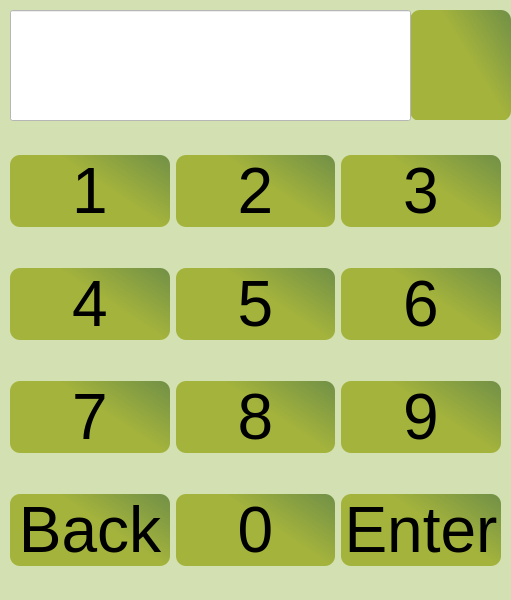
Above: pinnumpad.ui from darryusa/QtProcess before the change. Below: the same form after it.
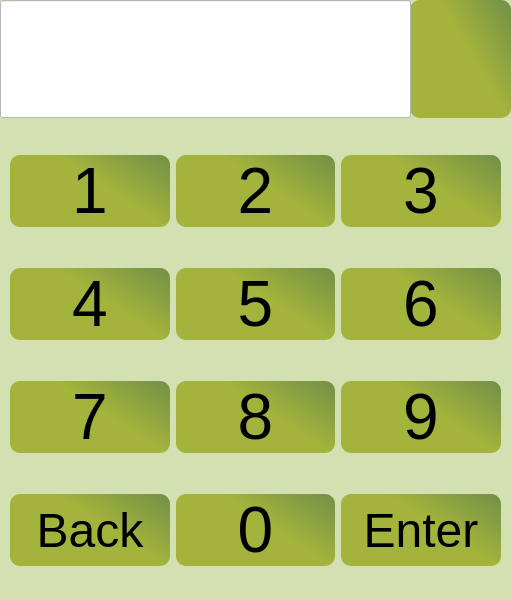
That is the form after the change. Icons and pictures are not drawn.

What changed in the file:
```diff
--- a/pinnumpad.ui
+++ b/pinnumpad.ui
@@ -23,9 +23,9 @@
    <property name="geometry">
     <rect>
      <x>410</x>
-     <y>10</y>
+     <y>0</y>
      <width>101</width>
-     <height>111</height>
+     <height>118</height>
     </rect>
    </property>
    <property name="styleSheet">
@@ -80,9 +80,15 @@
       <property name="enabled">
        <bool>true</bool>
       </property>
+      <property name="sizePolicy">
+       <sizepolicy hsizetype="Preferred" vsizetype="Preferred">
+        <horstretch>0</horstretch>
+        <verstretch>0</verstretch>
+       </sizepolicy>
+      </property>
       <property name="font">
        <font>
-        <pointsize>48</pointsize>
+        <pointsize>36</pointsize>
         <weight>50</weight>
         <italic>false</italic>
         <bold>false</bold>
@@ -441,9 +447,15 @@
       <property name="enabled">
        <bool>true</bool>
       </property>
+      <property name="sizePolicy">
+       <sizepolicy hsizetype="Preferred" vsizetype="Preferred">
+        <horstretch>0</horstretch>
+        <verstretch>0</verstretch>
+       </sizepolicy>
+      </property>
       <property name="font">
        <font>
-        <pointsize>48</pointsize>
+        <pointsize>36</pointsize>
         <weight>50</weight>
         <italic>false</italic>
         <bold>false</bold>
@@ -474,10 +486,10 @@
   <widget class="QLineEdit" name="lineEdit">
    <property name="geometry">
     <rect>
-     <x>10</x>
-     <y>10</y>
-     <width>401</width>
-     <height>111</height>
+     <x>0</x>
+     <y>0</y>
+     <width>411</width>
+     <height>118</height>
     </rect>
    </property>
    <property name="font">
```
